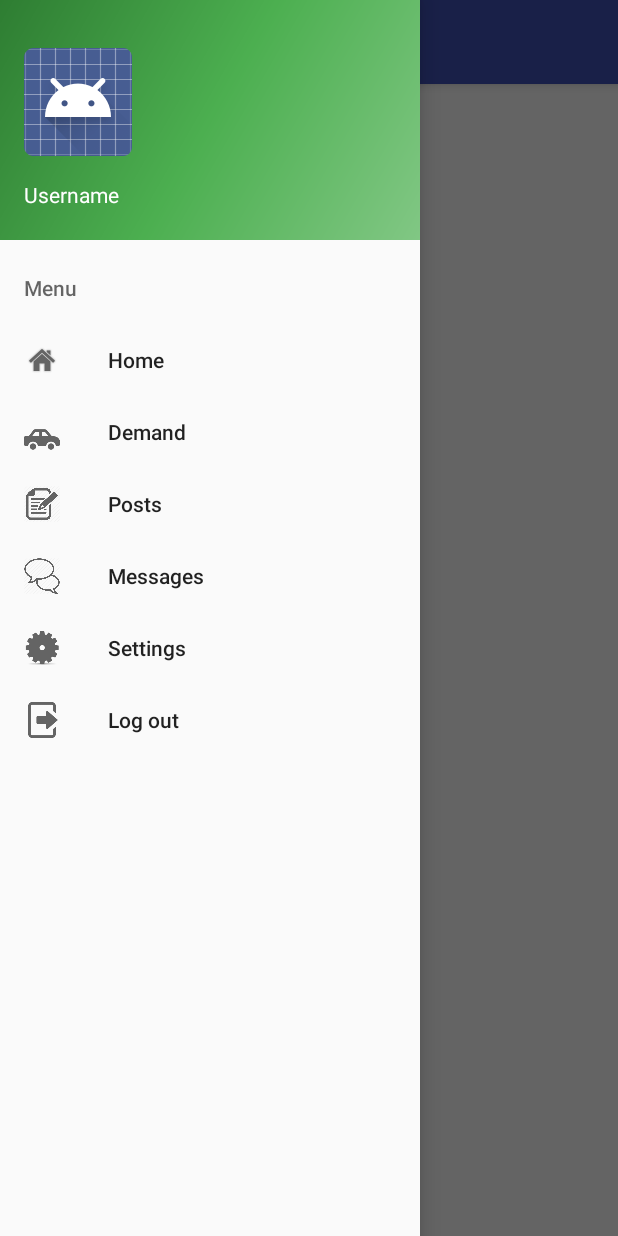
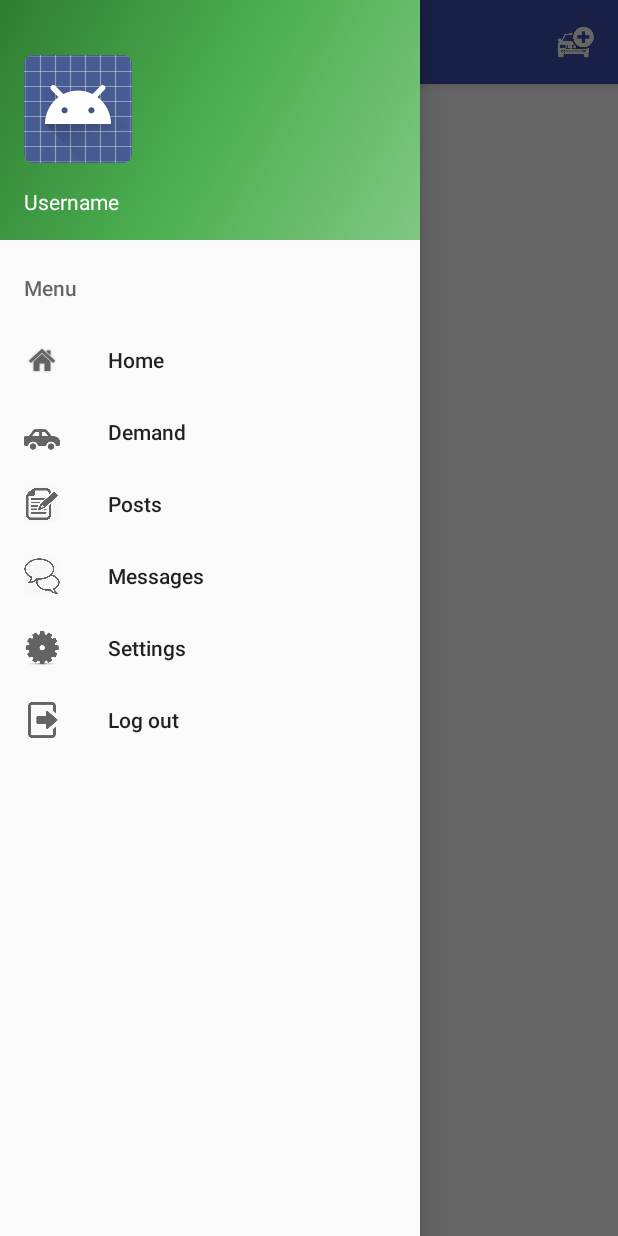
Before and after one commit to Rang92/AfterFlight, an Android app: the fragment AddPostFragment placed in its activity, with the side drawer open, on a phone screen of 412 x 824 dp. Run offline under Robolectric (Android 15) with nearby library versions, the phone set to English and light mode, and no system bars; 1 statement that could not run was skipped.

Commit message:
username & add post button

```diff
--- a/AfterFlight/app/src/main/java/rang/afterflight/LoginActivity.java
+++ b/AfterFlight/app/src/main/java/rang/afterflight/LoginActivity.java
@@ -4,6 +4,7 @@ import android.app.Activity;
 import android.app.ProgressDialog;
 import android.content.Intent;
 import android.os.Bundle;
+import android.os.Parcelable;
 import android.view.View;
 import android.widget.Button;
 import android.widget.EditText;
@@ -80,6 +81,7 @@ public class LoginActivity extends Activity {
                         } else {
                             // Start an intent for the dispatch activity
                             Intent intent = new Intent(LoginActivity.this, MainMenu.class);
+                            intent.putExtra("username", usernameView.getText().toString());
                             intent.addFlags(Intent.FLAG_ACTIVITY_CLEAR_TASK | Intent.FLAG_ACTIVITY_NEW_TASK);
                             startActivity(intent);
                         }
--- a/AfterFlight/app/src/main/java/rang/afterflight/MainMenu.java
+++ b/AfterFlight/app/src/main/java/rang/afterflight/MainMenu.java
@@ -16,6 +16,7 @@ import android.support.v7.app.AppCompatActivity;
 import android.support.v7.widget.Toolbar;
 import android.view.Menu;
 import android.view.MenuItem;
+import android.widget.TextView;
 
 import com.google.android.gms.appindexing.Action;
 import com.google.android.gms.appindexing.AppIndex;
@@ -65,6 +66,13 @@ public class MainMenu extends AppCompatActivity
 
         NavigationView navigationView = (NavigationView) findViewById(R.id.nav_view);
         navigationView.setNavigationItemSelectedListener(this);
+
+
+        Intent intent = this.getIntent();
+        String username = intent.getStringExtra("username");
+
+        final TextView user = (TextView) findViewById(R.id.username_nav);
+        user.setText(username);
 
 
         FragmentManager fm = getFragmentManager();
@@ -127,8 +135,10 @@ public class MainMenu extends AppCompatActivity
         } else if (id == R.id.nav_settings) {
             fm.beginTransaction().replace(R.id.content_main, new SettingsFragment()).commit();
         } else if (id == R.id.nav_logout) {
-//            Intent logOut = new Intent(getApplicationContext(), LoginActivity.class);
-//            startActivity(logOut);
+            ParseUser.logOut();
+            Intent back = new Intent(this, LoginActivity.class);
+            startActivity(back);
+
         }
 
         DrawerLayout drawer = (DrawerLayout) findViewById(R.id.drawer_layout);
--- a/AfterFlight/app/src/main/java/rang/afterflight/fragments/AddPostFragment.java
+++ b/AfterFlight/app/src/main/java/rang/afterflight/fragments/AddPostFragment.java
@@ -1,11 +1,23 @@
 package rang.afterflight.fragments;
 
 import android.app.Fragment;
+import android.app.FragmentManager;
+import android.content.Context;
 import android.os.Bundle;
 import android.support.annotation.Nullable;
 import android.view.LayoutInflater;
+import android.view.Menu;
+import android.view.MenuInflater;
+import android.view.MenuItem;
 import android.view.View;
 import android.view.ViewGroup;
+
+import org.xmlpull.v1.XmlPullParser;
+import org.xmlpull.v1.XmlPullParserException;
+
+import java.io.IOException;
+import java.util.HashSet;
+import java.util.zip.Inflater;
 
 import rang.afterflight.R;
 
@@ -22,12 +34,64 @@ public class AddPostFragment extends Fragment {
         return rootView;
     }
 
-}
+    @Override
+    public void onCreate(Bundle savedInstanceState) {
+        super.onCreate(savedInstanceState);
+
+        setHasOptionsMenu(true);
+
+    }
+
+    public void onCreateOptionsMenu(Menu menu, MenuInflater inflater) {
+        inflater.inflate(R.menu.add_menu_post, menu);
+    }
+
+    @Override
+    public boolean onOptionsItemSelected(MenuItem item) {
+        switch (item.getItemId()) {
+            case R.id.action_add_post:
+                // User chose the "Favorite" action, mark the current item
+                // as a favorite...
+                FragmentManager fm = getActivity().getFragmentManager();
+                fm.beginTransaction().replace(R.id.content_main, new DemandFragment()).commit();
+                return true;
+
+            default:
+                // If we got here, the user's action was not recognized.
+                // Invoke the superclass to handle it.
+                return super.onOptionsItemSelected(item);
+
+        }
+    }
+
+    Context mycontext;
+    XmlPullParser parser;
+    HashSet<String> list = new HashSet<>();
+    HashSet<String> cloneSet = new HashSet<>();
+
+//    public WordLoad(Context context){
+//        mycontext = context;
+//        parser = mycontext.getResources().getXml(R.xml.airports);
+//    }
 
 
-//    @Override
-//    public boolean onCreateOptionsMenu(Menu menu) {
-//        MenuInflater inflater = getMenuInflater();
-//        inflater.inflate(R.menu.add_menu, menu);
-//        return true;
+//    // parse xml file and return the list
+//    HashSet<String> readFeed() throws XmlPullParserException, IOException {
+//        while (parser.getEventType() != XmlPullParser.END_DOCUMENT) {
+//            if (parser.getEventType() == XmlPullParser.START_TAG) {
+//                String name = parser.getName();
+//                // Starts by looking for the item tag
+//                if (name.equals("item")) {
+//                    if(parser.next() == XmlPullParser.TEXT){
+//                        String item = parser.getText();
+//                        list.add(item);
+//                    }
+//                }
+//            }
+//            parser.next();
+//        }
+//        return list;
 //    }
+//}
+
+}
--- a/AfterFlight/app/src/main/java/rang/afterflight/fragments/DemandFragment.java
+++ b/AfterFlight/app/src/main/java/rang/afterflight/fragments/DemandFragment.java
@@ -21,8 +21,6 @@ import rang.afterflight.R;
  * Created by rang on 11-1-2016.
  */
 public class DemandFragment extends Fragment {
-
-//    MenuItem fav;
 
     ImageButton floatButton;
 
--- a/AfterFlight/app/src/main/res/layout/nav_header_main_menu.xml
+++ b/AfterFlight/app/src/main/res/layout/nav_header_main_menu.xml
@@ -22,13 +22,8 @@
         android:layout_width="match_parent"
         android:layout_height="wrap_content"
         android:paddingTop="@dimen/nav_header_vertical_spacing"
+        android:id="@+id/username_nav"
         android:text="Username"
         android:textAppearance="@style/TextAppearance.AppCompat.Body1" />
 
-    <TextView
-        android:id="@+id/textView"
-        android:layout_width="wrap_content"
-        android:layout_height="wrap_content"
-        android:text="email@email.com" />
-
 </LinearLayout>
--- /dev/null
+++ b/AfterFlight/app/src/main/res/menu/add_menu_post.xml
@@ -0,0 +1,11 @@
+<menu xmlns:android="http://schemas.android.com/apk/res/android"
+    xmlns:app="http://schemas.android.com/apk/res-auto">
+
+    <!-- "Mark Favorite", should appear as action button if possible -->
+    <item
+        android:id="@+id/action_add_post"
+        android:icon="@drawable/rsz_add_post2"
+        android:title="Add"
+        app:showAsAction="ifRoom"/>
+
+</menu>
--- a/AfterFlight/app/src/main/res/menu/options_menu.xml
+++ b/AfterFlight/app/src/main/res/menu/options_menu.xml
@@ -5,7 +5,6 @@
     <item android:id="@+id/search"
         android:title="Search"
         android:icon="@drawable/search_icon"
-        android:showAsAction="collapseActionView|ifRoom"
         app:actionViewClass="android.support.v7.widget.SearchView"
         android:actionViewClass="android.support.v7.widget.SearchView"/>
 </menu>
```
Also changed, not shown: AfterFlight/app/src/main/java/rang/afterflight/DispatchActivity.java (+26 -26 lines), AfterFlight/app/src/main/res/drawable-v21/rsz_add_post.png (added), AfterFlight/app/src/main/res/drawable-v21/rsz_add_post2.png (added), 1 other file.
